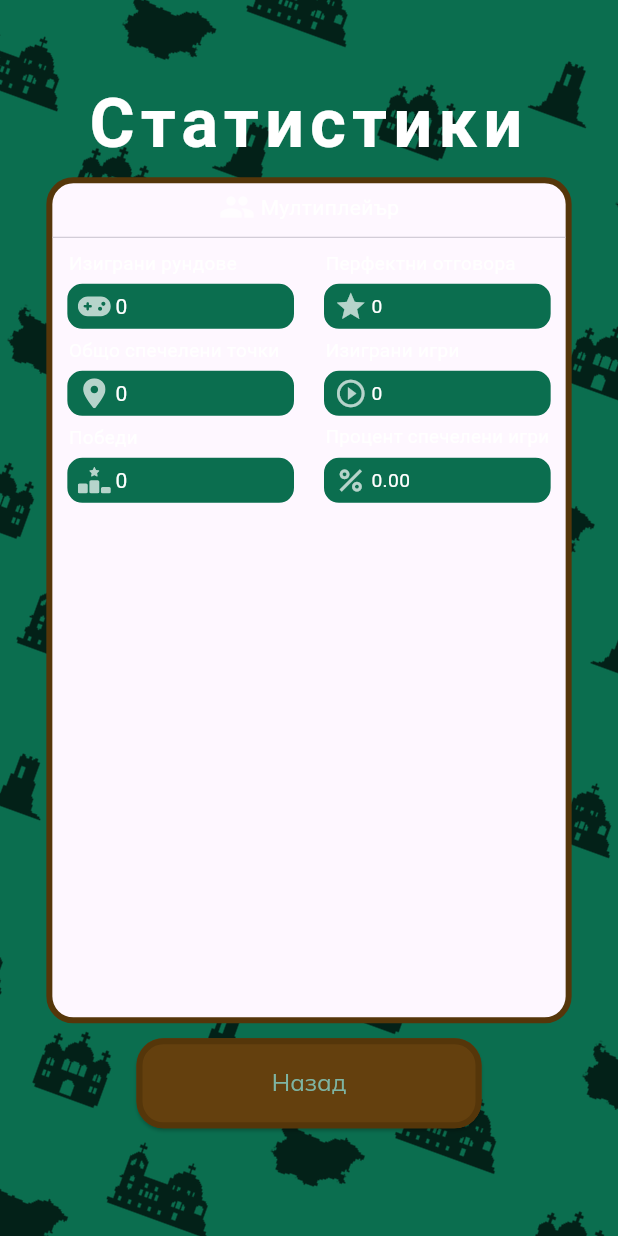
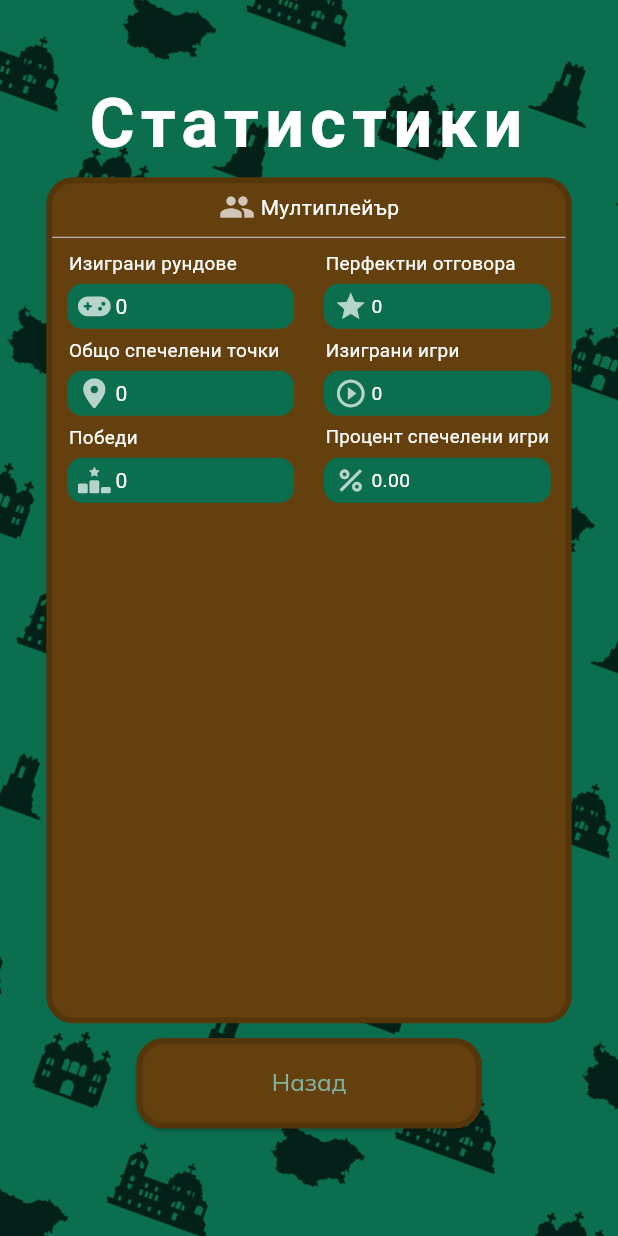
Before and after one commit to guess-bulgaria/guess_bulgaria, a Flutter app: the screen it shows after launch, after a tap on "Моите статистики", on a phone screen of 412 x 824 dp. Run offline on Flutter 3.47's test engine with Material 3 defaults, Android fonts, the phone set to English and light mode, and no system bars; our stand-ins replace audioplayers, dio, expandable, flutter_dotenv, flutter_keyboard_visibility, flutter_mobx and 7 more; missing offline and left inert: mapbox_gl; network calls fail; Roboto replaces fonts that are missing (Amatic Sc).

Commit message:
Updated to latest android

```diff
--- a/lib/components/badge.dart
+++ b/lib/components/badge.dart
@@ -1,7 +1,7 @@
 import 'package:flutter/material.dart';
 import 'package:flutter_svg/svg.dart';
 
-class Badge extends StatelessWidget {
+class CustomBadge extends StatelessWidget {
   final String? title;
   final String? text;
   final int? value;
@@ -13,7 +13,7 @@ class Badge extends StatelessWidget {
   final IconData? icon;
   final String? image;
 
-  const Badge({
+  const CustomBadge({
     Key? key,
     this.text,
     this.value,
--- a/lib/components/board.dart
+++ b/lib/components/board.dart
@@ -38,7 +38,7 @@ class Board extends StatelessWidget {
               flex: 10,
               child: Container(
                 decoration: BoxDecoration(
-                  color: Theme.of(context).backgroundColor,
+                  color: Theme.of(context).cardColor,
                   borderRadius: BorderRadius.circular(18.0),
                   border: Border.all(
                     color: Theme.of(context).colorScheme.inversePrimary,
--- a/lib/dialogs/end_game_dialog.dart
+++ b/lib/dialogs/end_game_dialog.dart
@@ -139,7 +139,7 @@ class _EndGameDialogState extends State<EndGameDialog> {
                       children: [
                         for (int j = 0; j < 2; j++)
                           Expanded(
-                            child: Badge(
+                            child: CustomBadge(
                                 title: multiStatsData[(i + i) + j]['title'],
                                 value: multiStatsData[(i + i) + j]['value'],
                                 plus: multiStatsData[(i + i) + j]['plus'],
--- a/lib/main.dart
+++ b/lib/main.dart
@@ -7,7 +7,7 @@ import 'package:guess_bulgaria/pages/main_page.dart';
 import 'package:guess_bulgaria/services/audio_service.dart';
 import 'package:guess_bulgaria/storage/user_data.dart';
 import 'package:guess_bulgaria/themes/light_theme.dart';
-import 'package:wakelock/wakelock.dart';
+import 'package:wakelock_plus/wakelock_plus.dart';
 
 void main() async {
   WidgetsFlutterBinding.ensureInitialized();
@@ -15,7 +15,7 @@ void main() async {
   EnvConfig.setupEnvConfig();
   SystemChrome.setEnabledSystemUIMode(SystemUiMode.immersiveSticky);
   await UserData().setupUserData();
-  Wakelock.enable();
+  WakelockPlus.enable();
   loadLicenses();
   AudioService();
   runApp(const App());
--- a/lib/pages/main_page.dart
+++ b/lib/pages/main_page.dart
@@ -214,7 +214,7 @@ class _MainPageState extends State<MainPage> {
                     Container(
                       width: 230,
                       decoration: BoxDecoration(
-                        color: Theme.of(context).backgroundColor,
+                        color: Theme.of(context).cardColor,
                         borderRadius: BorderRadius.circular(18.0),
                         border: Border.all(
                           color: Theme.of(context).colorScheme.inversePrimary,
--- a/lib/pages/stats_page.dart
+++ b/lib/pages/stats_page.dart
@@ -134,7 +134,7 @@ class _StatsPageState extends State<StatsPage> {
                     children: [
                       for (int j = 0; j < 2; j++)
                         Expanded(
-                          child: Badge(
+                          child: CustomBadge(
                             title: multiStatsData[(i + i) + j]['title'],
                             text: '${multiStatsData[(i + i) + j]['value']}',
                             icon: multiStatsData[(i + i) + j]['icon'],
--- a/lib/services/audio_service.dart
+++ b/lib/services/audio_service.dart
@@ -1,20 +1,20 @@
 import 'package:audioplayers/audioplayers.dart';
 
 class AudioService {
-  static final AudioCache _player = AudioCache(prefix: 'assets/audio/');
-  static double _volume = 1.0;
-
-  static const _click = 'click.wav';
+  // static final AudioPlayer _player = AudioPlayer(playerId: "audio_player");
+  // static double _volume = 1.0;
+  //
+  // static const _click = 'click.wav';
 
   AudioService(){
-    _player.loadAll([_click]);
+    // _player.loadAll([_click]);
   }
 
-  static set volume(double value) {
-    _volume = value;
-  }
+  // static set volume(double value) {
+  //   _volume = value;
+  // }
 
   static void click() {
-    _player.play(_click, volume: _volume);
+    // _player.pla(_click, volume: _volume);
   }
 }
--- a/lib/services/ping_service.dart
+++ b/lib/services/ping_service.dart
@@ -3,6 +3,6 @@ import 'package:guess_bulgaria/configs/env_config.dart';
 
 class PingService {
   static Future<void> ping() async {
-    await Dio(BaseOptions(connectTimeout: 5000)).get(EnvConfig.backendUrl + "/ping");
+    await Dio(BaseOptions(connectTimeout: Duration(seconds: 5))).get("${EnvConfig.backendUrl}/ping");
   }
 }
--- a/lib/themes/light_theme.dart
+++ b/lib/themes/light_theme.dart
@@ -57,7 +57,7 @@ class LightTheme {
       // brightness: Brightness.dark,
       primaryColor: mainColor,
       primarySwatch: mainColor,
-      backgroundColor: buttonBackground,
+      cardColor: buttonBackground,
       secondaryHeaderColor: Colors.white70,
       dividerColor: Colors.black,
       colorScheme: ThemeData().colorScheme.copyWith(
@@ -81,9 +81,9 @@ class LightTheme {
         ),
       ),
       textTheme: TextTheme(
-        bodyText1: GoogleFonts.roboto(color: textColor),
-        bodyText2: GoogleFonts.roboto(color: textColor),
-        subtitle1: GoogleFonts.roboto(color: textColor),
+        bodySmall: GoogleFonts.roboto(color: textColor),
+        bodyMedium: GoogleFonts.roboto(color: textColor),
+        bodyLarge: GoogleFonts.roboto(color: textColor),
       ),
       inputDecorationTheme: const InputDecorationTheme(
           labelStyle: TextStyle(color: Colors.white70),
```
Also changed, not shown: lib/pages/game_page.dart (+4 -4 lines), pubspec.yaml (+16 -16 lines), pubspec.lock, 15 other files.
